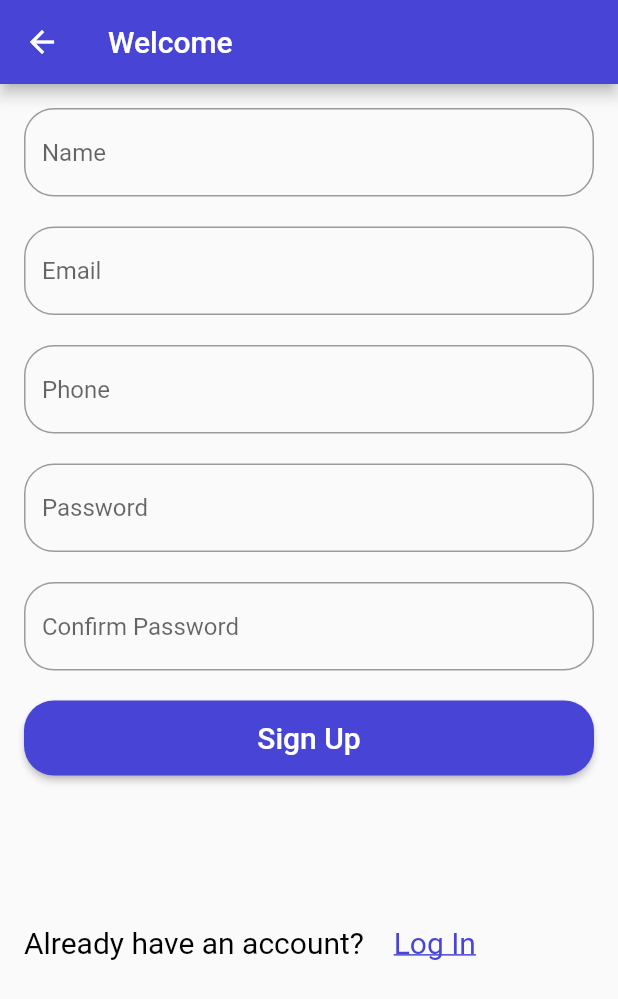
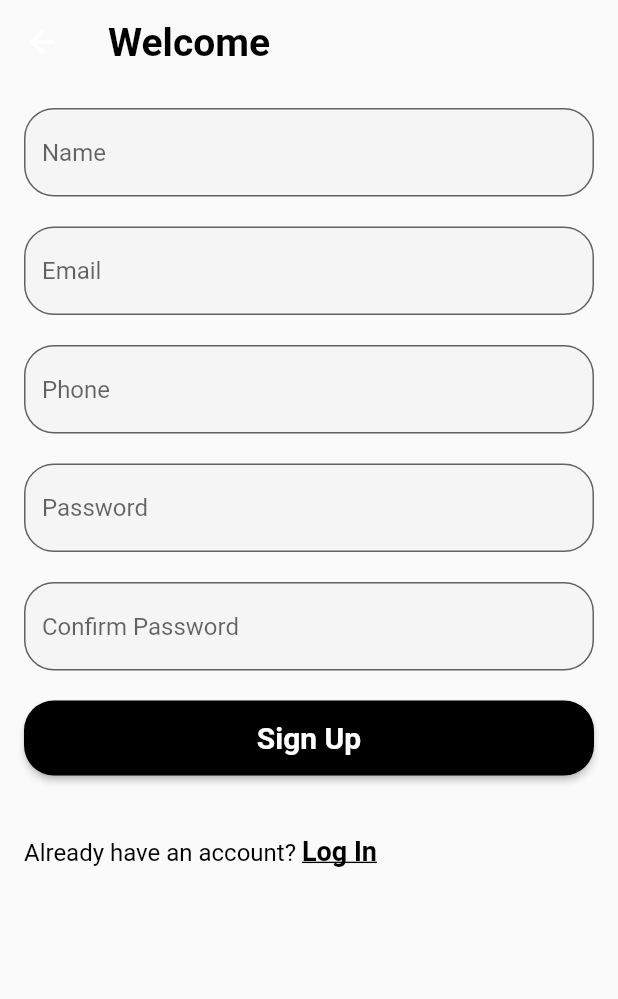
Before and after one commit to joppengeorge/RHYTHMPOD, a Flutter app: the SignUpPage screen opened directly with empty values, on a phone screen of 412 x 824 dp. Shown: the top 999 px of the screen. Run offline on Flutter 3.47's test engine with Material 2 defaults, Android fonts, the light colour scheme and no system bars; our stand-ins replace animated_splash_screen, cloud_firestore, email_validator, file_picker, firebase_auth, firebase_core and 6 more; missing offline and left inert: miniplayer; accounts and stored records are empty; network calls fail.

Commit message:
ui of login and sign up changed

```diff
--- a/lib/login_and_sign up/signup.dart
+++ b/lib/login_and_sign up/signup.dart
@@ -68,8 +68,14 @@ class _SignUpPageState extends State<SignUpPage> {
   Widget build(BuildContext context) {
     return Scaffold(
       appBar: AppBar(
-        title: const Text('Welcome',style: TextStyle(color: Colors.white)),
-        backgroundColor: const Color.fromARGB(255, 71, 68, 214),
+        title: const Text('Welcome',
+            style: TextStyle(
+              fontSize: 26,
+              color: Colors.black,
+              fontWeight: FontWeight.bold,
+            )),
+        backgroundColor: Colors.transparent,
+        elevation: 0, // Remove the shadow
       ),
       body: SingleChildScrollView(
         child: Padding(
@@ -81,138 +87,141 @@ class _SignUpPageState extends State<SignUpPage> {
               children: [
                 TextFormField(
                   controller: _name,
-                  decoration:  InputDecoration(
-                    border: OutlineInputBorder(borderRadius: BorderRadius.circular(20)),
+                  decoration: InputDecoration(
+                    border: OutlineInputBorder(
+                      borderRadius: BorderRadius.circular(20),
+                    ),
                     hintText: 'Name',
+                    filled: true,
+                    fillColor: Colors.grey.shade100,
                   ),
-                  validator: (value)
-                    {
-                      if(value==null || value.isEmpty)
-                      {
+                  validator: (value) {
+                    if (value == null || value.isEmpty) {
                       return 'Empty';
-                      }
-                      else
-                      {
+                    } else {
                       return null;
                     }
-
-                    }
+                  },
                 ),
                 const SizedBox(height: 20),
-
                 TextFormField(
                   controller: emailController,
-                  decoration:  InputDecoration(
-                    border: OutlineInputBorder(borderRadius: BorderRadius.circular(20)),
+                  decoration: InputDecoration(
+                    border: OutlineInputBorder(
+                      borderRadius: BorderRadius.circular(20),
+                    ),
                     hintText: 'Email',
+                    filled: true,
+                    fillColor: Colors.grey.shade100,
                   ),
                   autovalidateMode: AutovalidateMode.onUserInteraction,
-                  validator: (email)  =>
+                  validator: (email) =>
                       email != null && !EmailValidator.validate(email)
                           ? 'Enter a valid email'
                           : null,
-
                 ),
                 const SizedBox(height: 20),
-
                 TextFormField(
                   controller: _phone,
-                  decoration:  InputDecoration(
-                    border: OutlineInputBorder(borderRadius: BorderRadius.circular(20)),
+                  decoration: InputDecoration(
+                    border: OutlineInputBorder(
+                      borderRadius: BorderRadius.circular(20),
+                    ),
                     hintText: 'Phone',
+                    filled: true,
+                    fillColor: Colors.grey.shade100,
                   ),
-                  validator: (value)
-                    {
-                      if(value==null || value.isEmpty)
-                      {
+                  validator: (value) {
+                    if (value == null || value.isEmpty) {
                       return 'Empty';
-                      }
-                      else if (!RegExp(r'^\d{10}$').hasMatch(value))
-                      {
+                    } else if (!RegExp(r'^\d{10}$').hasMatch(value)) {
                       return 'Enter a valid phone number';
-                      }
-                      else
-                      {
+                    } else {
                       return null;
                     }
-
-                    }
+                  },
                 ),
                 const SizedBox(height: 20),
-
                 TextFormField(
                   controller: passwordController,
-                  obscureText:true,
-                  decoration:  InputDecoration(
-                    border: OutlineInputBorder(borderRadius: BorderRadius.circular(20)),
+                  obscureText: true,
+                  decoration: InputDecoration(
+                    border: OutlineInputBorder(
+                      borderRadius: BorderRadius.circular(20),
+                    ),
                     hintText: 'Password',
+                    filled: true,
+                    fillColor: Colors.grey.shade100,
                   ),
                   autovalidateMode: AutovalidateMode.onUserInteraction,
-                  validator: (value)  =>
-                    value != null && value.length<6
+                  validator: (value) => value != null && value.length < 6
                       ? 'Enter min. 6 characters'
                       : null,
                 ),
                 const SizedBox(height: 20),
-
                 TextFormField(
                   controller: passwordconfirm,
-                  obscureText:true,
-                  decoration:  InputDecoration(
-                    border: OutlineInputBorder(borderRadius: BorderRadius.circular(20)),
+                  obscureText: true,
+                  decoration: InputDecoration(
+                    border: OutlineInputBorder(
+                      borderRadius: BorderRadius.circular(20),
+                    ),
                     hintText: 'Confirm Password',
+                    filled: true,
+                    fillColor: Colors.grey.shade100,
                   ),
-                  validator: (value)
-                    {
-                      if(value==null || value.isEmpty)
-                      {
+                  validator: (value) {
+                    if (value == null || value.isEmpty) {
                       return 'Empty';
-                      }
-                      else if(passwordController.text != passwordconfirm.text)
-                      {
+                    } else if (passwordController.text !=
+                        passwordconfirm.text) {
                       return 'Password does not match';
-                      }
-                      else
-                      {
+                    } else {
                       return null;
                     }
-
-                    }
+                  },
                 ),
                 const SizedBox(height: 20),
-
                 ElevatedButton(
-
-                  onPressed: ()
-                    {
+                  onPressed: () {
                     _formkey.currentState!.validate();
                     signup();
                     // TODO: Handle sign-up logic
                   },
-                  style: ElevatedButton.styleFrom(backgroundColor: const Color.fromARGB(255, 71, 68, 214),
-                  shape: RoundedRectangleBorder(borderRadius: BorderRadius.circular(20)),
-                  minimumSize: const Size(10,50)),
-                  child: const Text('Sign Up',style: TextStyle(fontSize: 20),),
-
+                  style: ElevatedButton.styleFrom(
+                      backgroundColor: Colors.black,
+                      shape: RoundedRectangleBorder(
+                          borderRadius: BorderRadius.circular(20)),
+                      minimumSize: const Size(10, 50)),
+                  child: const Text(
+                    'Sign Up',
+                    style: TextStyle(fontSize: 20, fontWeight: FontWeight.bold),
                   ),
-                const SizedBox(height: 100),
+                ),
+                const SizedBox(height: 40),
                 RichText(
-                  text: TextSpan(style: const TextStyle(color: Colors.black,fontSize: 20,),
-                  text: 'Already have an account?    ',
-                  children:[
+                  text: TextSpan(
+                    style: const TextStyle(
+                      fontSize: 16,
+                      //fontWeight: FontWeight.bold,
+                      color: Colors.black,
+                    ),
+                    text: 'Already have an account? ',
+                    children: [
                       TextSpan(
                         recognizer: TapGestureRecognizer()
-                      ..onTap=widget.onClickedSignIn,
+                          ..onTap = widget.onClickedSignIn,
                         text: 'Log In',
                         style: const TextStyle(
+                          fontSize: 18,
                           decoration: TextDecoration.underline,
-                        color: Color.fromARGB(255, 71, 68, 214)
-                      )
-                    )
-                  ]
-                  )
+                          color: Colors.black,
+                          fontWeight: FontWeight.bold,
                         ),
-
+                      ),
+                    ],
+                  ),
+                ),
               ],
             ),
           ),
--- a/pubspec.yaml
+++ b/pubspec.yaml
@@ -89,6 +89,7 @@ flutter:
     - images/sixnine.jpg
     - images/song.png
     - images/logo.jpg
+    - images/3.jpg
     - assets/audio/Post_Malone_Ft_21_Savage_-_Rockstar.mp3
     - assets/audio/Aadharanjali.mp3
     - assets/audio/Mockingbird.mp3
```
Also changed, not shown: lib/home_page.dart (+10 -3 lines), lib/main.dart (+125 -90 lines), images/3.jpg (added). Lines whose indentation alone changed are shown as unchanged.
